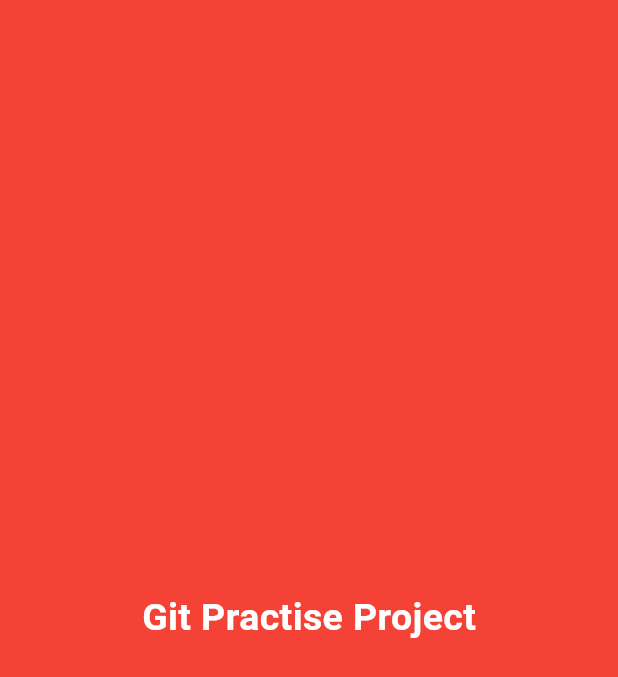
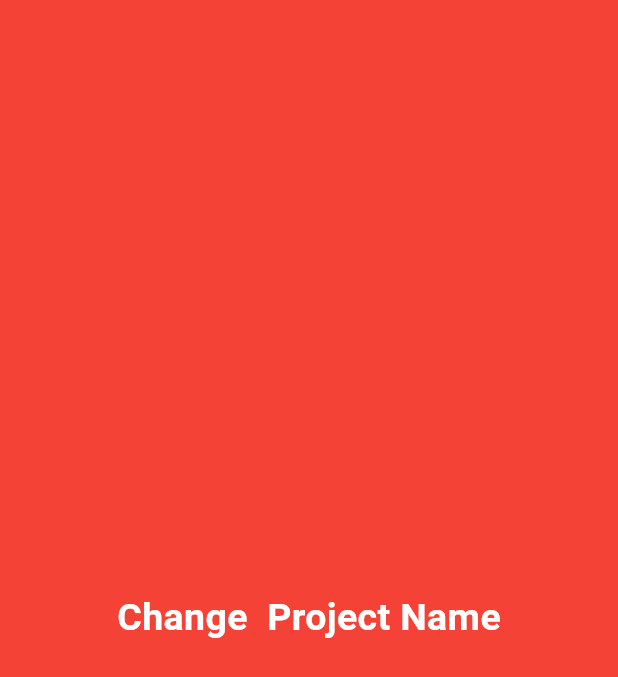
Before and after one commit to sajidalilogiclume/Git-Project, a Flutter app: the screen it shows after launch, on a phone screen of 412 x 824 dp. Shown: the top 677 px of the screen. Run offline on Flutter 3.47's test engine with Material 3 defaults, Android fonts, the light colour scheme and no system bars.

Commit message:
change text

```diff
--- a/lib/pages/home_page.dart
+++ b/lib/pages/home_page.dart
@@ -16,7 +16,7 @@
           mainAxisAlignment: MainAxisAlignment.center,
           crossAxisAlignment: CrossAxisAlignment.center,
           children: [
-            Text('Git Practise Project',style: TextStyle(color: Colors.white,fontWeight: FontWeight.bold,fontSize: 25),)
+            Text('Change  Project Name',style: TextStyle(color: Colors.white,fontWeight: FontWeight.bold,fontSize: 25),)
           ],
         ),
       )
```
